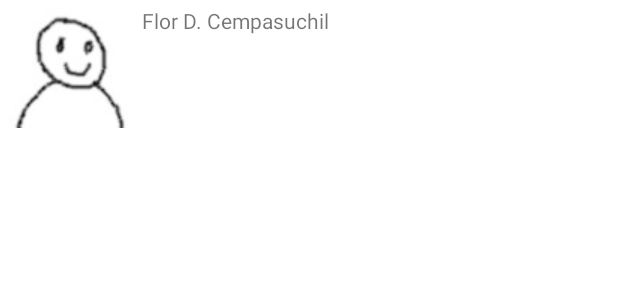
After one commit to lsteamer/TandemMembers, an Android app: the layout view_member.xml on its own in the app's theme, with its tools: preview values and no code run, on a phone screen of 412 x 824 dp. The commit adds this screen. Shown: the top 300 px of the screen. Run offline under Robolectric (Android 15) with nearby library versions, the phone set to English and light mode, and no system bars.

Commit message:
Show a rudimentary RecyclerView with the information provided

```diff
--- a/app/build.gradle
+++ b/app/build.gradle
@@ -43,6 +43,9 @@ dependencies {
     implementation "org.jetbrains.kotlinx:kotlinx-coroutines-android:$kotlin_corutines_version"
     implementation "androidx.lifecycle:lifecycle-livedata-ktx:$lifecycle_version"
 
+    implementation "androidx.recyclerview:recyclerview:$recyclerview_version"
+    implementation "androidx.cardview:cardview:$cardview_version"
+
     implementation "com.squareup.retrofit2:retrofit:$retrofit_version"
     implementation "com.squareup.retrofit2:converter-gson:$retrofit_version"
 
--- a/app/src/main/java/com/example/tandemmembers/data/ApiMembersService.kt
+++ b/app/src/main/java/com/example/tandemmembers/data/ApiMembersService.kt
@@ -7,5 +7,5 @@ import retrofit2.http.Path
 interface ApiMembersService {
 
     @GET("community_{page}.json")
-    suspend fun getMembers(@Path("page") page: String) : TandemMembersResponse
+    suspend fun getMembers(@Path("page") page: Int) : TandemMembersResponse
 }
--- a/app/src/main/java/com/example/tandemmembers/data/MembersRepository.kt
+++ b/app/src/main/java/com/example/tandemmembers/data/MembersRepository.kt
@@ -7,6 +7,6 @@ class MembersRepository(
 ) : TandemRepository {
 
     override suspend fun getMembers(): List<TandemMember> {
-        return client.getMembers("1").response
+        return client.getMembers(1).response
     }
 }
--- a/app/src/main/java/com/example/tandemmembers/data/TandemRepository.kt
+++ b/app/src/main/java/com/example/tandemmembers/data/TandemRepository.kt
@@ -5,4 +5,5 @@ import com.example.tandemmembers.model.TandemMember
 interface TandemRepository {
 
     suspend fun getMembers() : List<TandemMember>
+
 }
--- /dev/null
+++ b/app/src/main/res/layout/view_member.xml
@@ -0,0 +1,35 @@
+<?xml version="1.0" encoding="utf-8"?>
+<androidx.constraintlayout.widget.ConstraintLayout
+    xmlns:android="http://schemas.android.com/apk/res/android"
+    xmlns:app="http://schemas.android.com/apk/res-auto"
+    xmlns:tools="http://schemas.android.com/tools"
+    android:layout_width="match_parent"
+    android:layout_height="wrap_content">
+
+    <ImageView
+        android:id="@+id/iv_user_profile"
+        android:layout_width="wrap_content"
+        android:layout_height="wrap_content"
+        android:layout_margin="4dp"
+        android:contentDescription="@string/user_portrait"
+        android:padding="1dp"
+        app:layout_constraintBottom_toBottomOf="parent"
+        app:layout_constraintStart_toStartOf="parent"
+        app:layout_constraintTop_toTopOf="parent"
+        tools:src="@drawable/user_profile_default" />
+
+    <TextView
+        android:id="@+id/name"
+        android:layout_width="0dp"
+        android:layout_height="wrap_content"
+        android:layout_marginStart="8dp"
+        android:layout_marginTop="4dp"
+        android:layout_marginEnd="8dp"
+        android:textSize="14sp"
+        app:layout_constrainedWidth="true"
+        app:layout_constraintEnd_toEndOf="parent"
+        app:layout_constraintStart_toEndOf="@+id/iv_user_profile"
+        app:layout_constraintTop_toTopOf="parent"
+        tools:text="Flor D. Cempasuchil" />
+
+</androidx.constraintlayout.widget.ConstraintLayout>
--- a/app/src/main/res/values/strings.xml
+++ b/app/src/main/res/values/strings.xml
@@ -1,3 +1,4 @@
 <resources>
     <string name="app_name">TandemMembers</string>
+    <string name="user_portrait">User portrait</string>
 </resources>
--- a/build.gradle
+++ b/build.gradle
@@ -5,6 +5,8 @@ buildscript {
     ext.appcompat_version = "1.2.0"
     ext.lifecycle_version = "2.2.0"
     ext.kotlin_corutines_version = "1.3.9"
+    ext.recyclerview_version = "1.1.0"
+    ext.cardview_version = "1.0.0"
     ext.material_version = "1.2.1"
     ext.constraintlayout_version = "2.0.2"
     ext.retrofit_version = "2.9.0"
```
Also changed, not shown: app/src/main/java/com/example/tandemmembers/ui/MemberAdapter.kt (added, +43 -0 lines), app/src/main/java/com/example/tandemmembers/ui/MembersFragment.kt (+15 -2 lines), app/src/main/java/com/example/tandemmembers/ui/MembersViewModel.kt (+0 -15 lines), app/src/main/res/layout/fragment_members.xml (+7 -5 lines), app/src/main/res/drawable/user_profile_default.jpg (added).
